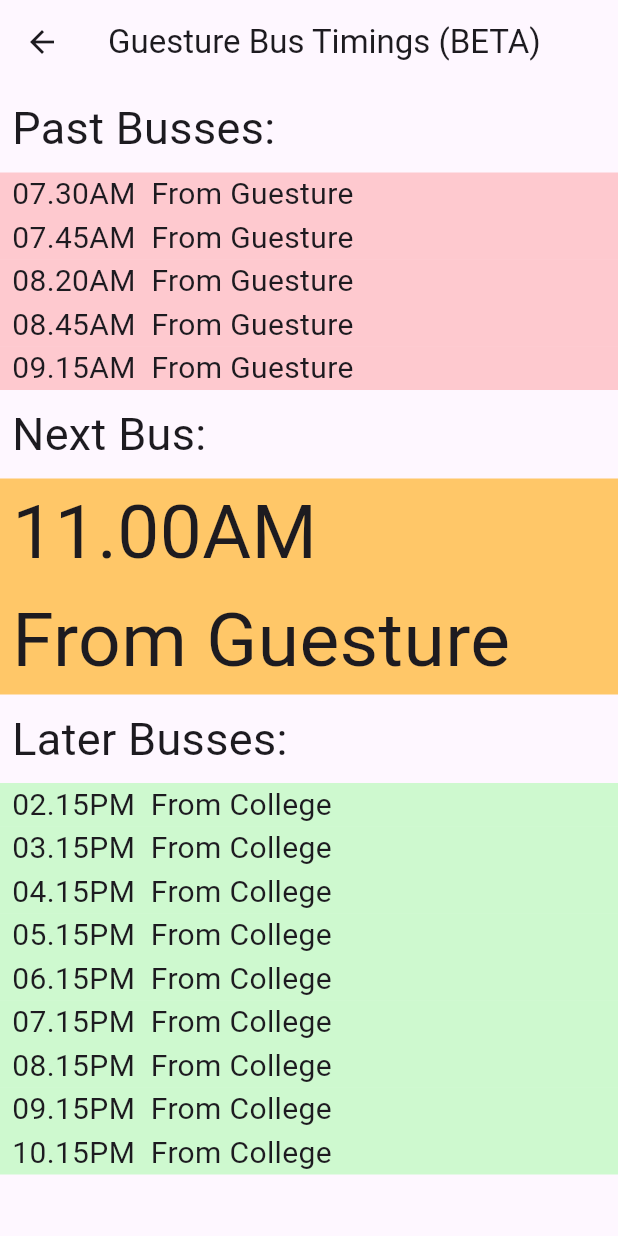
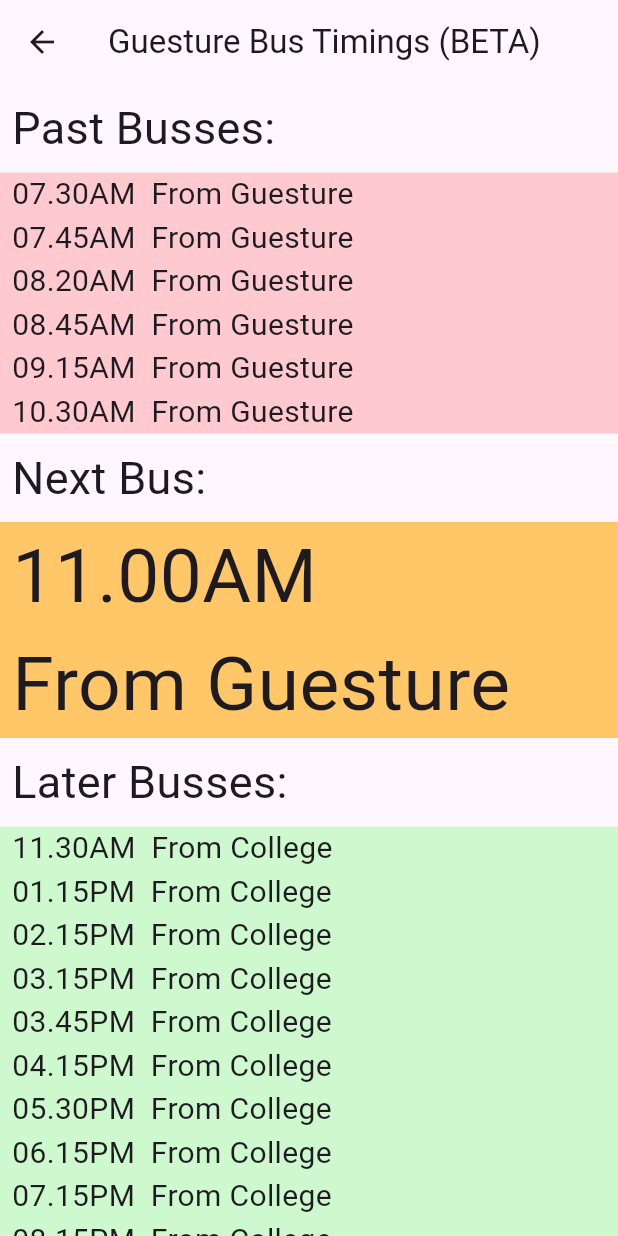
Before and after one commit to kphanipavan/IIITB_Menu, a Flutter app: the BusTimingsPage screen opened by its route, on a phone screen of 412 x 824 dp. Run offline on Flutter 3.47's test engine with Material 3 defaults, Android fonts, the phone set to English and light mode, and no system bars; our stand-ins replace qr_flutter, share_plus, shared_preferences; accounts and stored records are empty; network calls fail.

Commit message:
update bus schedule

```diff
--- a/lib/constants.dart
+++ b/lib/constants.dart
@@ -57,11 +57,15 @@ const List<Map<String, dynamic>> busTimimgs = [
   {"time": "08.20AM", "count": 2, "from": guesture},
   {"time": "08.45AM", "count": 1, "from": guesture},
   {"time": "09.15AM", "count": 2, "from": guesture},
+  {"time": "10.30AM", "count": 1, "from": guesture},
   {"time": "11.00AM", "count": 1, "from": guesture},
+  {"time": "11.30AM", "count": 1, "from": college},
+  {"time": "01.15PM", "count": 1, "from": college},
   {"time": "02.15PM", "count": 1, "from": college},
   {"time": "03.15PM", "count": 1, "from": college},
+  {"time": "03.45PM", "count": 1, "from": college},
   {"time": "04.15PM", "count": 1, "from": college},
-  {"time": "05.15PM", "count": 1, "from": college},
+  {"time": "05.30PM", "count": 1, "from": college},
   {"time": "06.15PM", "count": 1, "from": college},
   {"time": "07.15PM", "count": 1, "from": college},
   {"time": "08.15PM", "count": 1, "from": college},
```
